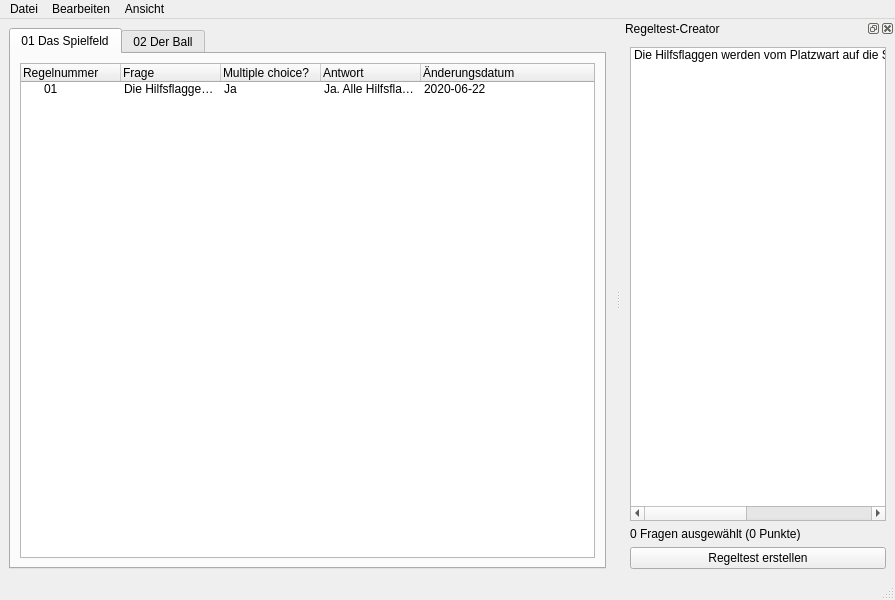
This is res/mainwindow.ui in jfeil/RegeltestCreator as Qt 5 draws it before an edit. The edited form follows.
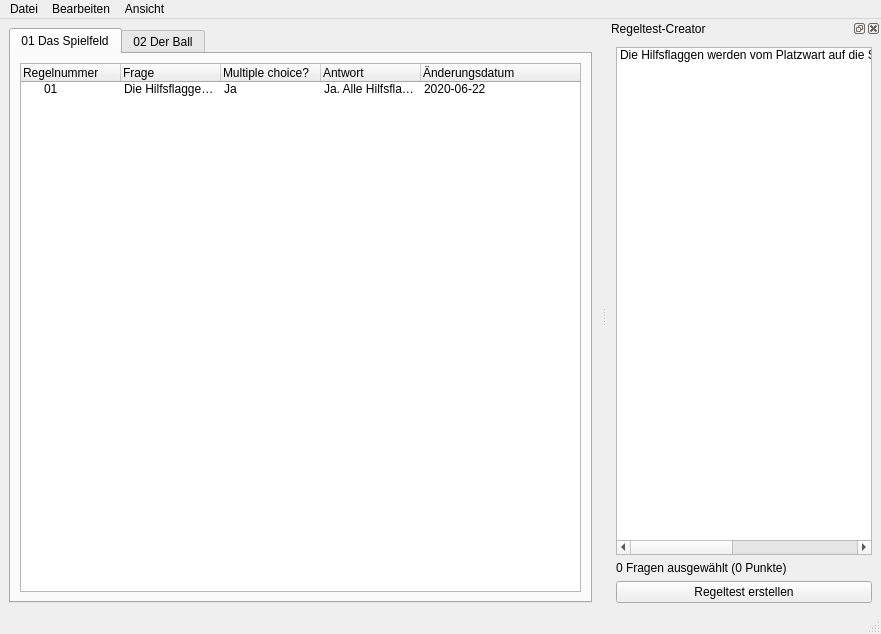
This is the edited form. Custom widgets are drawn as their Qt base class.

Diff of the .ui file:
```diff
--- a/res/mainwindow.ui
+++ b/res/mainwindow.ui
@@ -6,8 +6,8 @@
    <rect>
     <x>0</x>
     <y>0</y>
-    <width>895</width>
-    <height>600</height>
+    <width>881</width>
+    <height>634</height>
    </rect>
   </property>
   <property name="windowTitle">
@@ -90,7 +90,7 @@
     <rect>
      <x>0</x>
      <y>0</y>
-     <width>895</width>
+     <width>881</width>
      <height>22</height>
     </rect>
    </property>
@@ -130,7 +130,7 @@
    <widget class="QWidget" name="dockWidgetContents">
     <layout class="QVBoxLayout" name="verticalLayout_3">
      <item>
-      <widget class="QListWidget" name="listWidget">
+      <widget class="RegeltestCreator" name="regeltest_list">
        <item>
         <property name="text">
          <string>Die Hilfsflaggen werden vom Platzwart auf die Seitenlinie gesteckt. Hat der SR Grund zur Beanstandung?</string>
@@ -186,6 +186,13 @@
    </property>
   </action>
  </widget>
+ <customwidgets>
+  <customwidget>
+   <class>RegeltestCreator</class>
+   <extends>QListWidget</extends>
+   <header>.regeltestcreator.h</header>
+  </customwidget>
+ </customwidgets>
  <resources/>
  <connections/>
 </ui>
```
Left out of the diff: 6 changed lines with no effect on the pictures.
